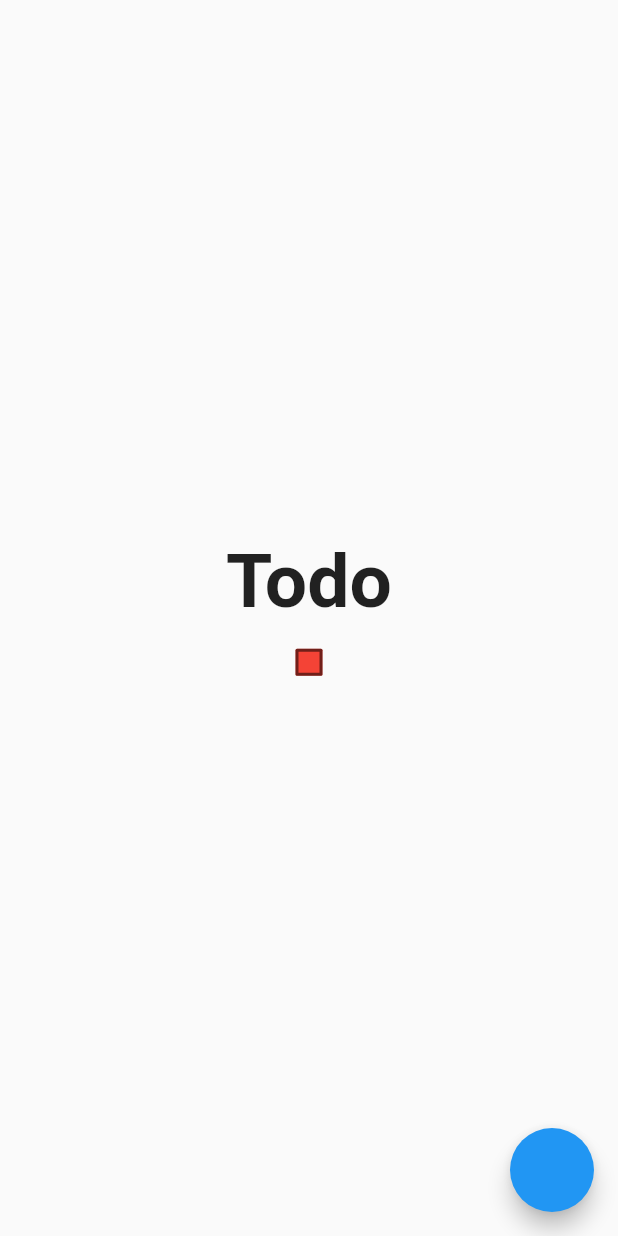
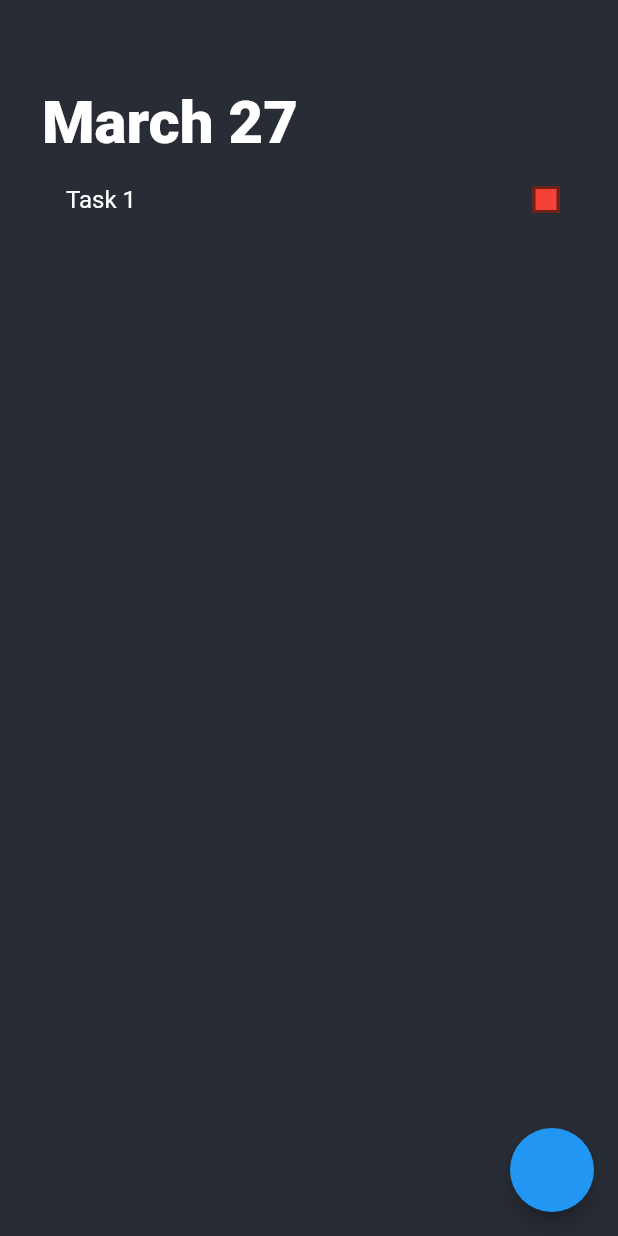
Before and after one commit to rishiad/Another-Tasks-App, a Flutter app: the screen it shows after launch, on a phone screen of 412 x 824 dp. Run offline on Flutter 3.47's test engine with Material 2 defaults, Android fonts, the phone set to English and light mode, and no system bars; our stand-ins replace stacked, stacked_services.

Commit message:
Intregated Checkbox into the Task Widget. Added Coustom Date Heading. Set Background Color. Refactored Code.

```diff
--- a/lib/core/viewmodels/views/init_viewmodel.dart
+++ b/lib/core/viewmodels/views/init_viewmodel.dart
@@ -3,13 +3,28 @@ import 'package:stacked_services/stacked_services.dart';
 import 'package:todo/app/app.router.dart';
 import '../../../app/app.locator.dart';
 import '../base_model.dart';
+import 'package:intl/intl.dart';
+
+
+DateTime now = DateTime.now();
+String formattedDate = DateFormat('ddd, mmmm').format(now);
 
 class InitViewModel extends BaseModel {
   final _navigationService = locator<NavigationService>();
-  String title = 'Todo View';
 
+  final String _title =  DateFormat.MMMMd()
+
+              // displaying formatted date
+              .format(DateTime.now());
+  String get title => _title;
   void move() {
     _navigationService.navigateTo(Routes.secondTestScreen);
   }
 
+    // get today's day and month as text
+    // and set it to the title
+    // Eg: "Today is Monday, May"
+
+
+
 }
--- a/lib/main.dart
+++ b/lib/main.dart
@@ -2,6 +2,7 @@ import 'package:flutter/material.dart';
 import 'package:stacked_services/stacked_services.dart';
 import 'package:todo/app/app.locator.dart';
 import 'package:todo/app/app.router.dart';
+import 'package:todo/ui/constants/color_constants.dart';
 import 'ui/views/init_view.dart';
 import 'app/app.router.dart';
 void main() {
@@ -15,8 +16,7 @@ class MyApp extends StatelessWidget {
     return MaterialApp(
       title: 'Todo',
       theme: ThemeData(
-
-        primarySwatch: Colors.blue,
+        scaffoldBackgroundColor: ColorConstants.sharkBackgroundColor
       ),
       navigatorKey: StackedService.navigatorKey,
       onGenerateRoute: StackedRouter().onGenerateRoute,
--- a/lib/ui/views/init_view.dart
+++ b/lib/ui/views/init_view.dart
@@ -1,12 +1,14 @@
 import 'package:flutter/material.dart';
-import 'package:flutter/rendering.dart';
 import 'package:stacked/stacked.dart';
-import '../widgets/checkbox.dart';
+import 'package:todo/ui/constants/color_constants.dart';
+import 'package:todo/ui/widgets/task.dart';
 import '../../core/viewmodels/views/init_viewmodel.dart';
 
 class InitScreen extends StatelessWidget {
   const InitScreen({Key? key}) : super(key: key);
+
   @override
+
   Widget build(BuildContext context) {
     return ViewModelBuilder<InitViewModel>.reactive(
       viewModelBuilder: () => InitViewModel(),
@@ -16,22 +18,23 @@ class InitScreen extends StatelessWidget {
           floatingActionButton: FloatingActionButton(
             onPressed: model.move,
           ),
-          body: Center(
+          body: Padding(
+            padding: EdgeInsets.only(left: 20, top: 50),
             child: ListView(
               shrinkWrap: true,
               padding: const EdgeInsets.all(8),
-              children: const <Widget>[
-                Align(
-                  alignment: Alignment.center,
-                  child: Text(
-                    'Todo',
-                    style: TextStyle(
-                      fontSize: 50,
-                      fontWeight: FontWeight.bold,
-                    ),
-                   ),
+              children:  <Widget>[
+                Text(
+                  model.title,
+                  style: const TextStyle(
+                    fontSize: 40,
+                    fontWeight: FontWeight.w900,
+                    color: Colors.white,
+                  ),
                 ),
-                CheckboxWidget()
+               const Task(
+                  title: 'Task 1',
+                )
               ],
             ),
           )),
--- a/lib/ui/widgets/checkbox.dart
+++ /dev/null
@@ -1,40 +0,0 @@
-import 'package:flutter/material.dart';
-
-bool isChecked = false;
-class CheckboxWidget extends StatefulWidget {
-  const CheckboxWidget({Key? key}) : super(key: key);
-
-  @override
-  State<CheckboxWidget> createState() => _CheckboxWidgetState();
-}
-
-/// This is the private State class that goes with CheckboxWidget.
-class _CheckboxWidgetState extends State<CheckboxWidget> {
-  bool isChecked = false;
-
-  @override
-  Widget build(BuildContext context) {
-    Color getColor(Set<MaterialState> states) {
-      const Set<MaterialState> interactiveStates = <MaterialState>{
-        MaterialState.pressed,
-        MaterialState.hovered,
-        MaterialState.focused,
-      };
-      if (states.any(interactiveStates.contains)) {
-        return Colors.blue;
-      }
-      return Colors.red;
-    }
-
-    return Checkbox(
-      checkColor: Colors.white,
-      fillColor: MaterialStateProperty.resolveWith(getColor),
-      value: isChecked,
-      onChanged: (bool? value) {
-        setState(() {
-          isChecked = value!;
-        });
-      },
-    );
-  }
-}
--- /dev/null
+++ b/lib/ui/widgets/task.dart
@@ -0,0 +1,39 @@
+import 'package:flutter/material.dart';
+
+bool isChecked = false;
+
+class Task extends StatefulWidget {
+  const Task({Key? key, required this.title}) : super(key: key);
+  final String title;
+  @override
+  State<Task> createState() => _TaskState();
+}
+
+class _TaskState extends State<Task> {
+  bool isChecked = false;
+  @override
+  Widget build(BuildContext context) {
+    Color getColor(Set<MaterialState> states) {
+      return Colors.red;
+    }
+
+    return ListTile(
+      title: Text(
+        widget.title,
+        style: TextStyle(
+          color: Colors.white,
+          decoration: isChecked ? TextDecoration.lineThrough : null,
+        ),
+      ),
+      trailing: Checkbox(
+        fillColor: MaterialStateProperty.resolveWith(getColor),
+        value: isChecked,
+        onChanged: (bool? value) {
+          setState(() {
+            isChecked = value!;
+          });
+        },
+      ),
+    );
+  }
+}
--- a/pubspec.yaml
+++ b/pubspec.yaml
@@ -37,6 +37,7 @@ dependencies:
   # State Management
   stacked: ^2.3.0
   stacked_services:
+  intl: ^0.17.0
 dev_dependencies:
   build_runner:
   stacked_generator:
```
Also changed, not shown: pubspec.lock.
